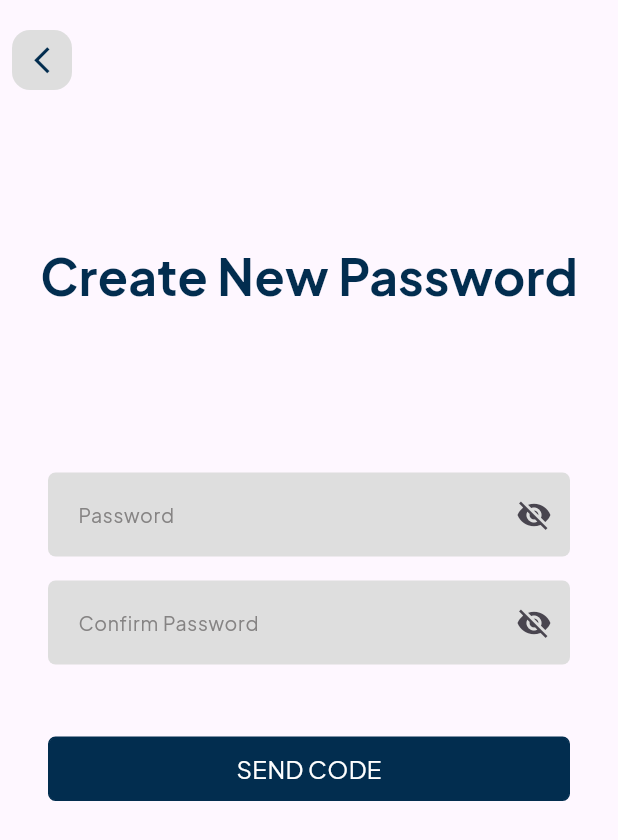
After one commit to Adham167/educational_system, a Flutter app: the CreateNewPasswordView screen opened by its route, on a phone screen of 412 x 824 dp. The commit adds this screen. Shown: the top 840 px of the screen. Run offline on Flutter 3.47's test engine with Material 3 defaults, Android fonts, the light colour scheme and no system bars; our stand-ins replace bloc, flutter_bloc, go_router.

Commit message:
create new password page ui

```diff
--- a/lib/core/utils/app_router.dart
+++ b/lib/core/utils/app_router.dart
@@ -1,3 +1,4 @@
+import 'package:educational_system/features/auth/presentation/views/create_new_password_view.dart';
 import 'package:educational_system/features/auth/presentation/views/create_password_view.dart';
 import 'package:educational_system/features/auth/presentation/views/get_started_view.dart';
 import 'package:educational_system/features/auth/presentation/views/o_t_p_verification_view.dart';
@@ -18,20 +19,49 @@ abstract class AppRouter {
   static const kCreatePasswordView = '/CreatePasswordView';
   static const kOTPVerificationView = '/OTPVerificationView';
   static const kPasswordChangedView = '/PasswordChangedView';
+  static const kCreateNewPasswordView = '/CreateNewPasswordView';
   static const kResetPassword = '/ResetPassword';
   static const kSigninView = '/SigninView';
   static final router = GoRouter(
     routes: [
       GoRoute(path: '/', builder: (context, state) => const SplashView()),
-      GoRoute(path: KOnboardingView, builder: (context, state) => const OnboardingView()),
-      GoRoute(path: KGetStartedView, builder: (context, state) => const GetStartedView()),
-      GoRoute(path: kRegisterAsView, builder: (context, state) => const RegisterAsView()),
-      GoRoute(path: kRegisterView, builder: (context, state) => const RegisterView()),
-      GoRoute(path: kCreatePasswordView, builder: (context, state) => const CreatePasswordView()),
-      GoRoute(path: kOTPVerificationView, builder: (context, state) => const OTPVerificationView()),
       GoRoute(path: kPasswordChangedView, builder: (context, state) => const PasswordChangedView()),
-      GoRoute(path: kResetPassword, builder: (context, state) => const ResetPassword()),
-      GoRoute(path: kSigninView, builder: (context, state) => const SigninView()),
+      GoRoute(
+        path: KOnboardingView,
+        builder: (context, state) => const OnboardingView(),
+      ),
+      GoRoute(
+        path: KGetStartedView,
+        builder: (context, state) => const GetStartedView(),
+      ),
+      GoRoute(
+        path: kRegisterAsView,
+        builder: (context, state) => const RegisterAsView(),
+      ),
+      GoRoute(
+        path: kRegisterView,
+        builder: (context, state) => const RegisterView(),
+      ),
+      GoRoute(
+        path: kCreatePasswordView,
+        builder: (context, state) => const CreatePasswordView(),
+      ),
+      GoRoute(
+        path: kOTPVerificationView,
+        builder: (context, state) => const OTPVerificationView(),
+      ),
+      GoRoute(
+        path: kCreateNewPasswordView,
+        builder: (context, state) => const CreateNewPasswordView(),
+      ),
+      GoRoute(
+        path: kResetPassword,
+        builder: (context, state) => const ResetPassword(),
+      ),
+      GoRoute(
+        path: kSigninView,
+        builder: (context, state) => const SigninView(),
+      ),
     ],
   );
 }
--- /dev/null
+++ b/lib/features/auth/presentation/views/create_new_password_view.dart
@@ -0,0 +1,12 @@
+import 'package:educational_system/core/utils/widgets/custom_app_bar.dart';
+import 'package:educational_system/features/auth/presentation/widgets/create_new_password.dart';
+import 'package:flutter/material.dart';
+
+class CreateNewPasswordView extends StatelessWidget {
+  const CreateNewPasswordView({super.key});
+
+  @override
+  Widget build(BuildContext context) {
+    return Scaffold(appBar: CustomAppBar(), body: CreateNewPassword());
+  }
+}
--- a/lib/features/auth/presentation/views/password_changed_view.dart
+++ b/lib/features/auth/presentation/views/password_changed_view.dart
@@ -1,4 +1,3 @@
-import 'package:educational_system/features/auth/presentation/widgets/password_changed.dart';
 import 'package:flutter/material.dart';
 
 class PasswordChangedView extends StatelessWidget {
@@ -6,8 +5,6 @@ class PasswordChangedView extends StatelessWidget {
 
   @override
   Widget build(BuildContext context) {
-    return Scaffold(
-      body: PasswordChanged(),
-    );
+    return const Placeholder();
   }
 }
--- /dev/null
+++ b/lib/features/auth/presentation/widgets/create_new_password.dart
@@ -0,0 +1,59 @@
+import 'package:educational_system/core/utils/app_colors.dart';
+import 'package:educational_system/core/utils/app_styles.dart';
+import 'package:educational_system/core/utils/widgets/custom_elevated_button.dart';
+import 'package:educational_system/features/auth/presentation/widgets/cutom_text_field.dart';
+import 'package:flutter/material.dart';
+
+class CreateNewPassword extends StatelessWidget {
+  const CreateNewPassword({super.key});
+
+  @override
+  Widget build(BuildContext context) {
+    return SafeArea(
+      child: Column(
+        children: [
+          Align(
+            alignment: Alignment.center,
+            child: Text("Create New Password", style: AppStyles.styleBold33),
+          ),
+          Expanded(
+            child: Padding(
+              padding: const EdgeInsets.symmetric(horizontal: 32.0),
+              child: ListView(
+                children: [
+                  SizedBox(height: 24),
+
+                  SizedBox(height: 84),
+                  CustomTextField(
+                    message: "Password",
+                    icon: IconButton(
+                      onPressed: () {},
+                      icon: Icon(Icons.visibility_off),
+                    ),
+                  ),
+                  SizedBox(height: 16),
+                  CustomTextField(
+                    message: "Confirm Password",
+                    icon: IconButton(
+                      onPressed: () {},
+                      icon: Icon(Icons.visibility_off),
+                    ),
+                  ),
+                  SizedBox(height: 48),
+
+                  CustomElevatedButton(
+                    text: "SEND CODE",
+                    textStyle: AppStyles.styleRegularWhite16,
+                    ontap: () {},
+                    color: AppColors.primary,
+                    Width: MediaQuery.of(context).size.width,
+                  ),
+                ],
+              ),
+            ),
+          ),
+        ],
+      ),
+    );
+  }
+}
--- a/lib/features/auth/presentation/widgets/password_changed.dart
+++ /dev/null
@@ -1,18 +0,0 @@
-import 'package:educational_system/core/utils/app_styles.dart';
-import 'package:flutter/material.dart';
-
-class PasswordChanged extends StatelessWidget {
-  const PasswordChanged({
-    super.key,
-  });
-
-  @override
-  Widget build(BuildContext context) {
-    return Column(
-      children: [
-                  Text("Password Changed",style: AppStyles.styleBold33,)
-
-      ],
-    );
-  }
-}
--- a/lib/features/auth/presentation/widgets/signin_body.dart
+++ b/lib/features/auth/presentation/widgets/signin_body.dart
@@ -38,7 +38,9 @@ class SigninBody extends StatelessWidget {
               child: CustomText(
                 text1: "Forgot Passowrd ? ",
                 ontap2:
-                    () => GoRouter.of(context).push(AppRouter.kResetPassword),
+                    () => GoRouter.of(
+                      context,
+                    ).push(AppRouter.kPasswordChangedView),
               ),
             ),
             SizedBox(height: 32),
```
